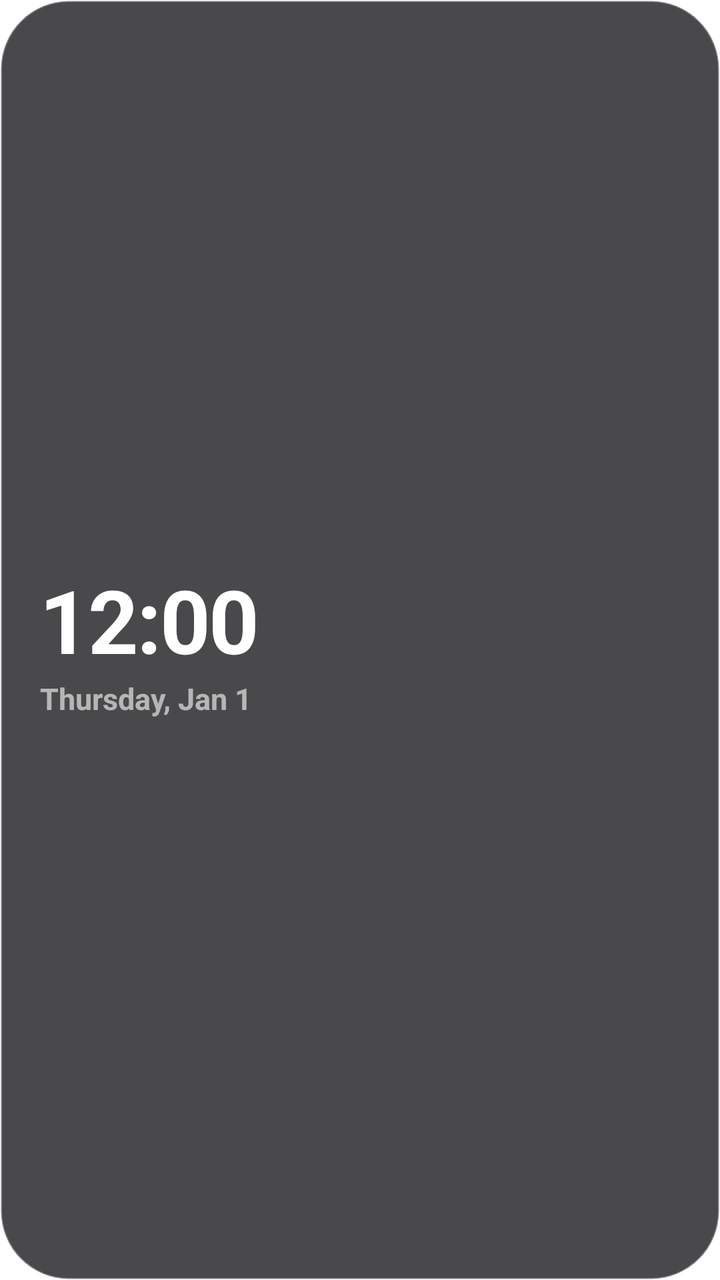
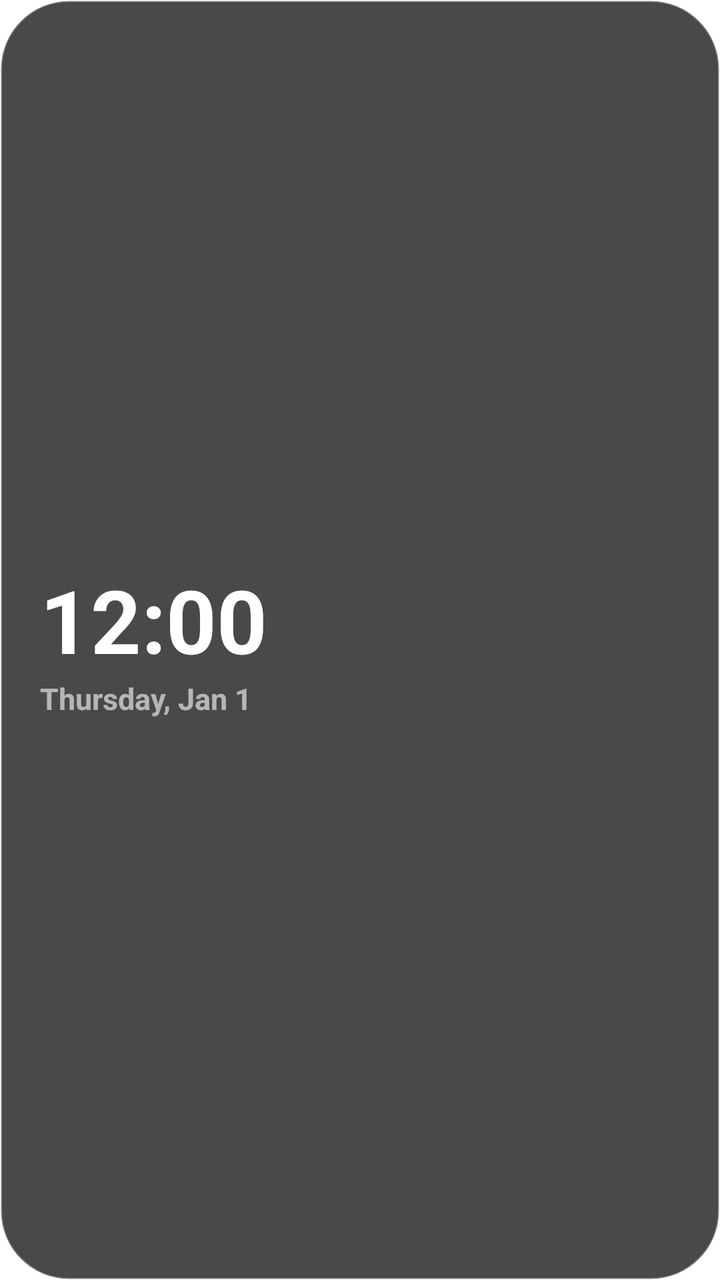

Before-and-after screenshots of an Android layout around one commit, followed by the original layout XML and the change that was made.
<!-- AndroidManifest.xml: application theme AppleuxLauncherTheme -->
<!-- res/layout/widget_clock.xml -->
<?xml version="1.0" encoding="utf-8"?>
<LinearLayout xmlns:android="http://schemas.android.com/apk/res/android"
    android:id="@+id/widget_clock_root"
    android:layout_width="match_parent"
    android:layout_height="match_parent"
    android:background="@drawable/widget_card_dark"
    android:gravity="center_vertical"
    android:orientation="vertical"
    android:padding="20dp">

    <TextClock
        android:id="@+id/widget_clock_time"
        android:layout_width="wrap_content"
        android:layout_height="wrap_content"
        android:format12Hour="h:mm"
        android:format24Hour="H:mm"
        android:letterSpacing="-0.02"
        android:textColor="#FFFFFFFF"
        android:textSize="44sp"
        android:textStyle="bold" />

    <TextClock
        android:id="@+id/widget_clock_date"
        android:layout_width="wrap_content"
        android:layout_height="wrap_content"
        android:format12Hour="EEEE, MMM d"
        android:format24Hour="EEEE, MMM d"
        android:textColor="#99FFFFFF"
        android:textSize="15sp"
        android:textStyle="bold" />
</LinearLayout>
<!-- resources referenced by this layout -->
<resources>
  <!-- drawable widget_card_dark (drawable) -->
  <?xml version="1.0" encoding="utf-8"?>
  <shape xmlns:android="http://schemas.android.com/apk/res/android"
      android:shape="rectangle">
      <corners android:radius="34dp" />
      <solid android:color="#CC1C1C1E" />
      <stroke
          android:width="1dp"
          android:color="#59FFFFFF" />
  </shape>
  <style name="AppleuxLauncherTheme" parent="Theme.Appleux.Launcher" />
  <style name="Theme.Appleux.Launcher" parent="Theme.Appleux">
          
          <item name="android:windowBackground">@color/system_background</item>
          <item name="android:colorBackground">@color/system_background</item>
          <item name="android:windowShowWallpaper">true</item>
      </style>
  <style name="Theme.Appleux" parent="Theme.Appleux.Base" />
  <color name="system_background">#FFFFFF</color>
  <color name="system_blue">#007AFF</color>
  <color name="fill_tertiary">#7676801F</color>
  <color name="secondary_label">#3C3C4399</color>
  <color name="system_grouped_background">#F2F2F7</color>
  <color name="label">#000000</color>
  <color name="tertiary_label">#3C3C434D</color>
  <style name="AppleuxTextView" parent="android:Widget.TextView">
          <item name="android:textSize">17sp</item>
          <item name="android:letterSpacing">0.0004</item>
          <item name="android:fontFamily">sans-serif</item>
          <item name="android:textColor">@color/label</item>
          <item name="android:textColorHint">@color/secondary_label</item>
          <item name="android:includeFontPadding">false</item>
          <item name="android:gravity">center_vertical</item>
      </style>
  <!-- drawable appleux_pressed (drawable) -->
  <?xml version="1.0" encoding="utf-8"?>
  <selector xmlns:android="http://schemas.android.com/apk/res/android">
      <item android:state_pressed="true">
          <color android:color="@color/fill_tertiary" />
      </item>
      <item android:state_focused="true">
          <color android:color="@color/fill_quaternary" />
      </item>
      <item android:state_activated="true">
          <color android:color="@color/fill_quaternary" />
      </item>
      <item>
          <color android:color="@android:color/transparent" />
      </item>
  </selector>
  <!-- drawable appleux_dialog_surface (drawable) -->
  <?xml version="1.0" encoding="utf-8"?>
  <shape xmlns:android="http://schemas.android.com/apk/res/android"
      android:shape="rectangle">
      <solid android:color="@color/secondary_system_grouped_background" />
      <stroke
          android:width="0.5dp"
          android:color="@color/separator_primary" />
      <corners android:radius="14dp" />
  </shape>
  <style name="Theme.Appleux.Dialog" parent="Theme.Appleux.Dialog.Base" />
  <color name="separator_primary">#C6C6C8</color>
  <color name="fill_quaternary">#76768014</color>
  <color name="secondary_system_grouped_background">#FFFFFF</color>
  <style name="AppleuxButtonBar" parent="Widget.AppCompat.ButtonBar">
          <item name="android:background">@null</item>
          <item name="android:elevation">0dp</item>
          <item name="android:paddingTop">8dp</item>
          <item name="android:paddingBottom">8dp</item>
          <item name="android:paddingStart">8dp</item>
          <item name="android:paddingEnd">8dp</item>
      </style>
  <style name="AppleuxDialogButton.Positive" parent="AppleuxDialogButton" />
  <style name="AppleuxDialogButton.Negative" parent="AppleuxDialogButton">
          <item name="android:textColor">@color/label</item>
      </style>
  <style name="AppleuxDialogButton.Neutral" parent="AppleuxDialogButton">
          <item name="android:textColor">@color/system_red</item>
      </style>
  <style name="Animation.Appleux.Dialog" parent="@android:style/Animation.Dialog">
          <item name="android:windowEnterAnimation">@anim/appleux_dialog_enter</item>
          <item name="android:windowExitAnimation">@anim/appleux_dialog_exit</item>
      </style>
  <color name="system_red">#FF3B30</color>
  <!-- unchanged entries left out for length: 5 -->
</resources>

<!-- the commit's change to res/layout/widget_clock.xml (unified diff, before → after) -->
@@ -14,7 +14,7 @@
         android:layout_height="wrap_content"
         android:format12Hour="h:mm"
         android:format24Hour="H:mm"
-        android:letterSpacing="-0.02"
+        android:letterSpacing="@dimen/appleux_tracking_widget_numeral"
         android:textColor="#FFFFFFFF"
         android:textSize="44sp"
         android:textStyle="bold" />
